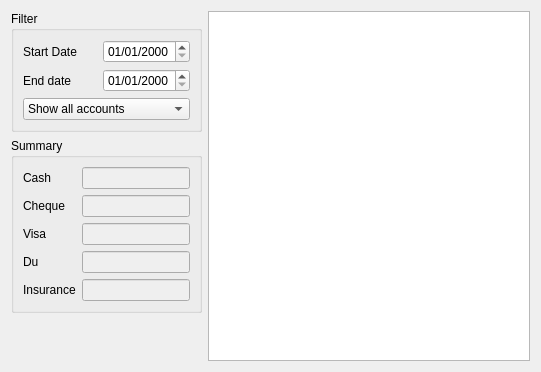
Before: the Qt Designer form plugins/accountplugin/accountview.ui in FreeHealth/freehealth, drawn with Qt 5.
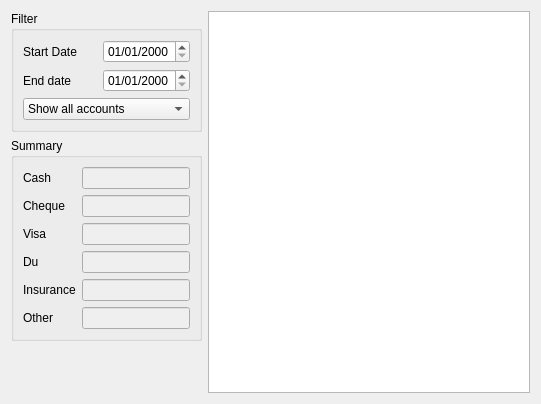
After: the same form once the commit is applied.

The edit to the form file:
```diff
--- a/plugins/accountplugin/accountview.ui
+++ b/plugins/accountplugin/accountview.ui
@@ -7,14 +7,14 @@
     <x>0</x>
     <y>0</y>
     <width>541</width>
-    <height>372</height>
+    <height>404</height>
    </rect>
   </property>
   <property name="windowTitle">
    <string>Form</string>
   </property>
   <layout class="QGridLayout" name="gridLayout_2">
-   <item row="0" column="0">
+   <item row="0" column="1">
     <widget class="QGroupBox" name="groupBox">
      <property name="title">
       <string>Filter</string>
@@ -85,7 +85,7 @@
      </layout>
     </widget>
    </item>
-   <item row="0" column="1" rowspan="3">
+   <item row="0" column="2" rowspan="3">
     <widget class="QTableView" name="tableView">
      <property name="editTriggers">
       <set>QAbstractItemView::NoEditTriggers</set>
@@ -98,7 +98,7 @@
      </property>
     </widget>
    </item>
-   <item row="1" column="0">
+   <item row="1" column="1">
     <widget class="QGroupBox" name="groupBox_2">
      <property name="title">
       <string>Summary</string>
@@ -174,22 +174,26 @@
         </property>
        </widget>
       </item>
+      <item row="5" column="2" colspan="2">
+       <widget class="QLineEdit" name="other">
+        <property name="enabled">
+         <bool>false</bool>
+        </property>
+       </widget>
+      </item>
+      <item row="5" column="0" colspan="2">
+       <widget class="QLabel" name="label_3">
+        <property name="text">
+         <string>Other</string>
+        </property>
+        <property name="wordWrap">
+         <bool>true</bool>
+        </property>
+       </widget>
+      </item>
      </layout>
     </widget>
    </item>
-   <item row="2" column="0">
-    <spacer name="verticalSpacer">
-     <property name="orientation">
-      <enum>Qt::Vertical</enum>
-     </property>
-     <property name="sizeHint" stdset="0">
-      <size>
-       <width>20</width>
-       <height>40</height>
-      </size>
-     </property>
-    </spacer>
-   </item>
   </layout>
  </widget>
  <resources/>
```
